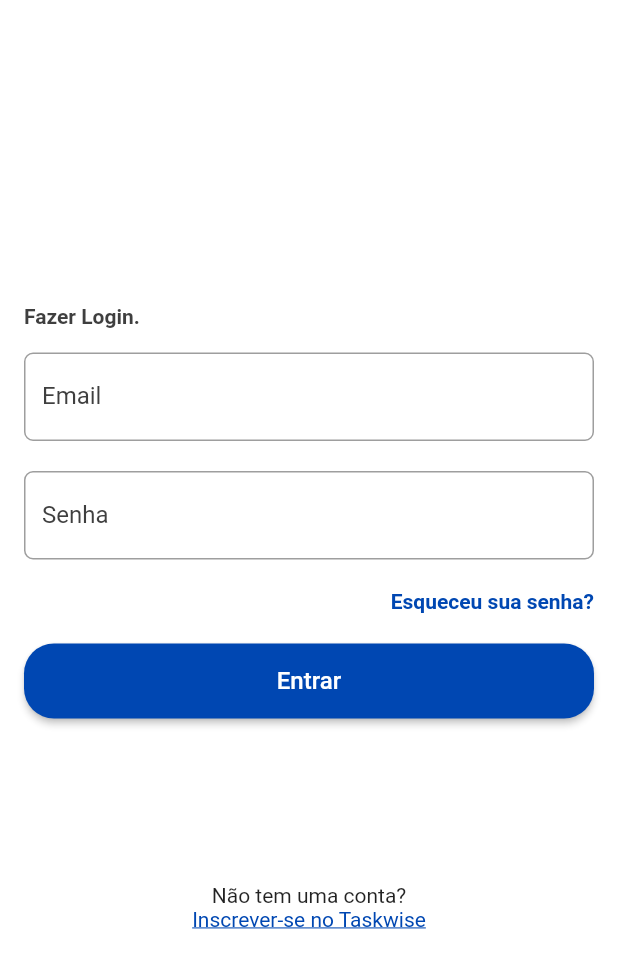
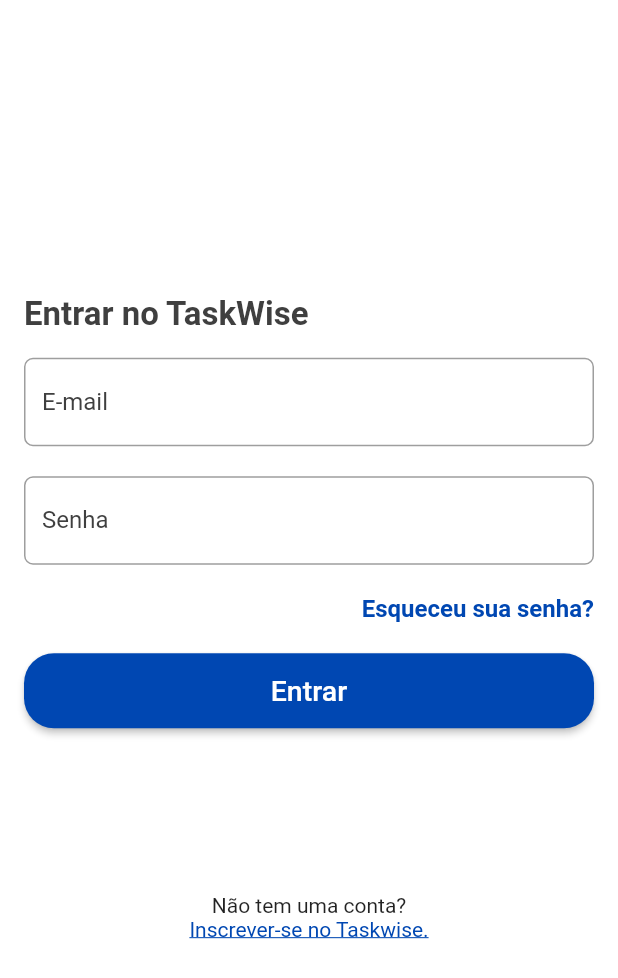
Before and after one commit to gchavess/taskwise-mobile, a Flutter app: the screen it shows after launch, after a tap on "Começar", on a phone screen of 412 x 824 dp. Shown: the top 978 px of the screen. Run offline on Flutter 3.47's test engine with Material 2 defaults, Android fonts, the light colour scheme and no system bars; our stand-ins replace dio, dotted_border, google_fonts, timeline_tile.

Commit message:
login screens improving

```diff
--- a/lib/screens/login/login_screen.dart
+++ b/lib/screens/login/login_screen.dart
@@ -90,10 +90,11 @@
                     Align(
                       alignment: Alignment.centerLeft, // Align text to the left
                       child: Text(
-                        'Fazer Login.', // Text above the email field
+                        'Entrar no TaskWise', // Text above the email field
                         style: TextStyle(
                           color: textColor, // Set the text color to pink
                           fontWeight: FontWeight.bold, // Set the text to bold
+                          fontSize: 22
                         ),
                       ),
                     ),
@@ -102,7 +103,7 @@
                             16), // Space between the text and the email field
                     _buildRoundedTextField(
                       controller: _emailController,
-                      labelText: 'Email',
+                      labelText: 'E-mail',
                       detailColor: inputDetailColor,
                     ),
                     SizedBox(height: 20),
@@ -121,6 +122,7 @@
                         style: TextStyle(
                           color: inputDetailColor, // Set the text color to pink
                           fontWeight: FontWeight.bold, // Set the text to bold
+                          fontSize: 16
                         ),
                       ),
                     ),
@@ -138,7 +140,7 @@
                             'Entrar',
                             style: TextStyle(
                               fontSize:
-                                  16, // You can adjust the text size if needed
+                                  19, // You can adjust the text size if needed
                             ),
                           ),
                         ),
@@ -161,7 +163,7 @@
                           TextSpan(
                             children: [
                               TextSpan(
-                                text: 'Inscrever-se no Taskwise',
+                                text: 'Inscrever-se no Taskwise.',
                                 style: TextStyle(
                                   color: Color(
                                       0xFFFF0047B2), // Define a cor do texto como rosa
--- a/lib/screens/login/sign_up_screen.dart
+++ b/lib/screens/login/sign_up_screen.dart
@@ -71,10 +71,11 @@
                     Align(
                       alignment: Alignment.centerLeft, // Align text to the left
                       child: Text(
-                        'Criar Conta', // Text above the email field
+                        'Criar conta', // Text above the email field
                         style: TextStyle(
                           color: textColor, // Set the text color to pink
                           fontWeight: FontWeight.bold, // Set the text to bold
+                          fontSize: 22
                         ),
                       ),
                     ),
@@ -83,13 +84,13 @@
                             16), // Space between the text and the email field
                     _buildRoundedTextField(
                       controller: _emailController,
-                      labelText: 'Email',
+                      labelText: 'E-mail',
                       detailColor: inputDetailColor,
                     ),
                     SizedBox(height: 20),
                     _buildRoundedTextField(
                       controller: _usernameController,
-                      labelText: 'Nome Completo',
+                      labelText: 'Nome',
                       detailColor: inputDetailColor,
                     ),
                     SizedBox(height: 20),
@@ -99,7 +100,7 @@
                       isPassword: true,
                       detailColor: inputDetailColor,
                     ),
-                    SizedBox(height: 20),
+                    SizedBox(height: 30),
                     ElevatedButton(
                       onPressed: _submitForm,
                       child: Container(
@@ -112,7 +113,7 @@
                             'Inscreva-se agora',
                             style: TextStyle(
                               fontSize:
-                                  16, // You can adjust the text size if needed
+                                  19, // You can adjust the text size if needed
                             ),
                           ),
                         ),
@@ -132,7 +133,7 @@
                           text: 'Já tem uma conta? ',
                           children: [
                             TextSpan(
-                              text: 'Faça login',
+                              text: 'Faça login.',
                               style: TextStyle(
                                 color: Color(
                                     0xFFFF0047B2), // Define a cor do texto como rosa
--- a/lib/screens/login/splash_screen.dart
+++ b/lib/screens/login/splash_screen.dart
@@ -23,7 +23,7 @@
               ),
             ),
             const Text(
-              'Começe sua jornada produtiva!',
+              'Comece sua jornada produtiva!',
               style: TextStyle(
                   fontSize: 20.0,
                   fontWeight: FontWeight.w800,
@@ -35,31 +35,37 @@
             const Text(
               'Transforme cada momento em uma \nconquista. Desperte seu potencial\ncom o TaskWise.',
               style: TextStyle(
-                  fontSize: 15,
+                  fontSize: 15.5,
                   color: Colors.black,
                   fontWeight: FontWeight.w500),
               textAlign: TextAlign.center,
             ),
             const SizedBox(
-              height: 10,
+              height: 32,
             ),
             ElevatedButton(
               onPressed: () {
                 Navigator.push(context,
                     MaterialPageRoute(builder: (context) => const LoginPage()));
               },
-              style: const ButtonStyle(
 
-                backgroundColor: MaterialStatePropertyAll<Color>(
+              style: ButtonStyle(
+                backgroundColor: MaterialStateProperty.all<Color>(
                   Color.fromARGB(255, 0, 71, 178),
                 ),
-                minimumSize: MaterialStatePropertyAll<Size>(
-                  Size(300, 50), // Largura definida como infinita (expande para preencher o espaço disponível)
+                minimumSize: MaterialStateProperty.all<Size>(
+                  Size(300, 50),
+                ),
+                shape: MaterialStateProperty.all<RoundedRectangleBorder>(
+                  RoundedRectangleBorder(
+                    borderRadius: BorderRadius.circular(20.0), // Ajuste o valor conforme necessário
                   ),
                 ),
+              ),
+
               child: const Text('Começar',
               style: TextStyle(
-                fontSize: 16
+                fontSize: 19
                 ),
               ),
             ),
```
